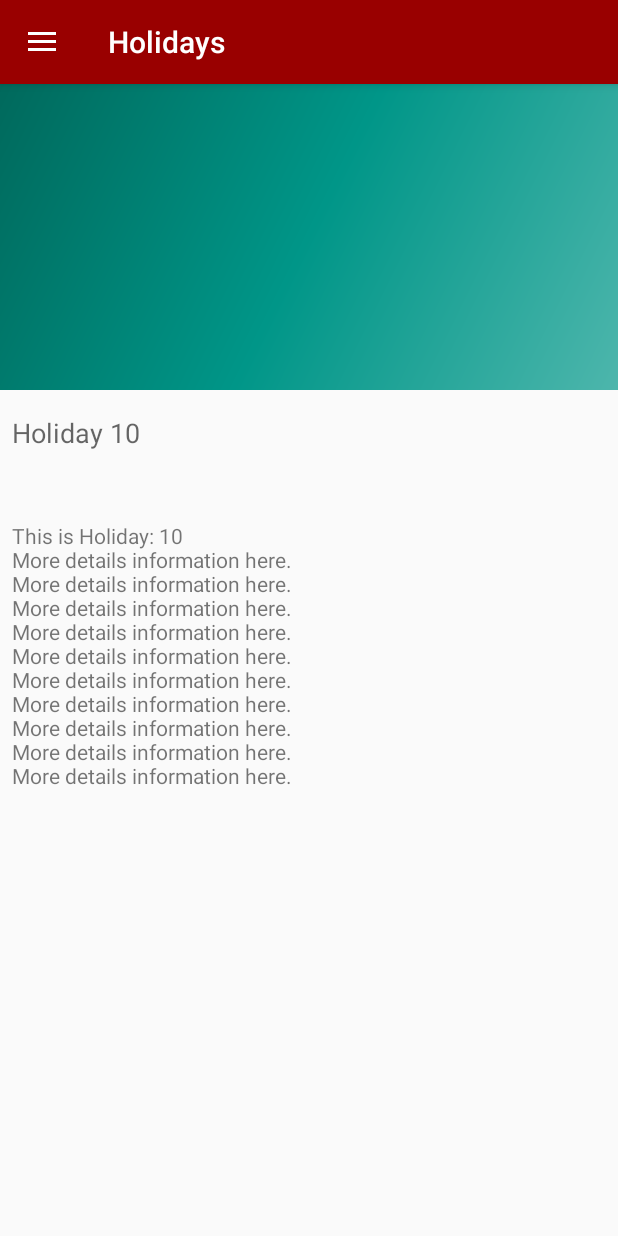
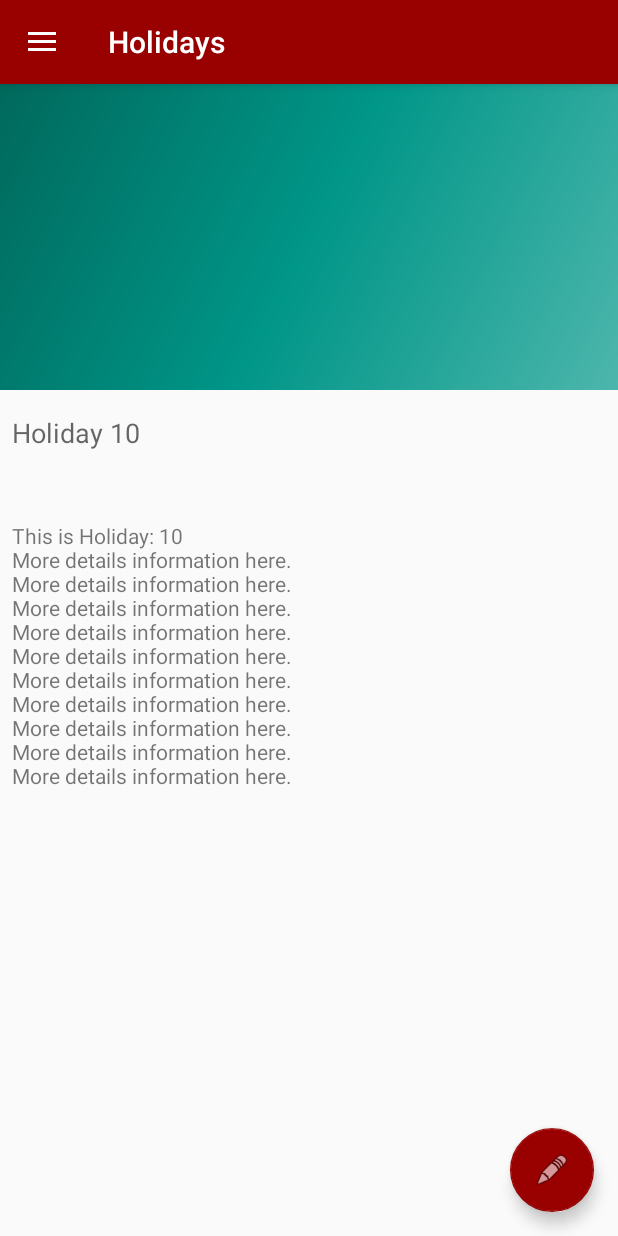
Before and after one commit to geoking/TravelKeeper, an Android app: the HolidaysActivity screen opened directly, with no data from a screen before it, after a tap on "10", on a phone screen of 412 x 824 dp. Run offline under Robolectric (Android 15) with nearby library versions, the phone set to English and light mode, and no system bars.

Commit message:
Added edit button, holiday model

```diff
--- a/app/src/main/java/me/geoking/travelkeeper/HolidaysActivity.java
+++ b/app/src/main/java/me/geoking/travelkeeper/HolidaysActivity.java
@@ -12,10 +12,9 @@ import android.support.v7.app.AppCompatActivity;
 import android.support.v7.widget.Toolbar;
 import android.view.Menu;
 import android.view.MenuItem;
-import android.widget.Toast;
 
-import me.geoking.travelkeeper.Fragments.HolidayDetailsFragment;
-import me.geoking.travelkeeper.Fragments.HolidayFragment;
+import me.geoking.travelkeeper.fragments.HolidayDetailsFragment;
+import me.geoking.travelkeeper.fragments.HolidayFragment;
 import me.geoking.travelkeeper.dummy.DummyContent;
 
 public class HolidaysActivity extends AppCompatActivity implements NavigationView.OnNavigationItemSelectedListener,
@@ -109,7 +108,6 @@ public class HolidaysActivity extends AppCompatActivity implements NavigationVie
 
     @Override
     public void onListFragmentInteraction(DummyContent.DummyItem item) {
-        Toast.makeText(this, "You clicked " + item.toString(), Toast.LENGTH_LONG).show();
         // Create the new fragment,
         HolidayDetailsFragment newFragment = new HolidayDetailsFragment();
         // add an argument specifying the item it should show
--- a/app/src/main/java/me/geoking/travelkeeper/Fragments/HolidayDetailsFragment.java
+++ b/app/src/main/java/me/geoking/travelkeeper/fragments/HolidayDetailsFragment.java
@@ -1,4 +1,4 @@
-package me.geoking.travelkeeper.Fragments;
+package me.geoking.travelkeeper.fragments;
 
 import android.content.Context;
 import android.net.Uri;
--- a/app/src/main/java/me/geoking/travelkeeper/Fragments/HolidayFragment.java
+++ b/app/src/main/java/me/geoking/travelkeeper/fragments/HolidayFragment.java
@@ -1,4 +1,4 @@
-package me.geoking.travelkeeper.Fragments;
+package me.geoking.travelkeeper.fragments;
 
 import android.content.Context;
 import android.os.Bundle;
--- a/app/src/main/java/me/geoking/travelkeeper/Fragments/MyHolidayRecyclerViewAdapter.java
+++ b/app/src/main/java/me/geoking/travelkeeper/fragments/MyHolidayRecyclerViewAdapter.java
@@ -1,4 +1,4 @@
-package me.geoking.travelkeeper.Fragments;
+package me.geoking.travelkeeper.fragments;
 
 import android.support.v7.widget.RecyclerView;
 import android.view.LayoutInflater;
@@ -6,7 +6,7 @@ import android.view.View;
 import android.view.ViewGroup;
 import android.widget.TextView;
 
-import me.geoking.travelkeeper.Fragments.HolidayFragment.OnListFragmentInteractionListener;
+import me.geoking.travelkeeper.fragments.HolidayFragment.OnListFragmentInteractionListener;
 import me.geoking.travelkeeper.R;
 import me.geoking.travelkeeper.dummy.DummyContent.DummyItem;
 
--- a/app/src/main/res/layout/fragment_holiday_details.xml
+++ b/app/src/main/res/layout/fragment_holiday_details.xml
@@ -3,8 +3,16 @@
     xmlns:tools="http://schemas.android.com/tools"
     android:layout_width="match_parent"
     android:layout_height="match_parent"
-    tools:context="me.geoking.travelkeeper.Fragments.HolidayDetailsFragment">
+    tools:context="me.geoking.travelkeeper.fragments.HolidayDetailsFragment">
 
+
+    <android.support.design.widget.FloatingActionButton
+        android:id="@+id/fab_edit"
+        android:layout_width="wrap_content"
+        android:layout_height="wrap_content"
+        android:layout_gravity="bottom|end"
+        android:layout_margin="@dimen/fab_margin"
+        app:srcCompat="@android:drawable/ic_menu_edit" />
     <!-- TODO: Update blank fragment layout -->
 
     <android.support.constraint.ConstraintLayout
@@ -47,6 +55,7 @@
             android:layout_height="204dp"
             android:src="@drawable/side_nav_bar" />
 
+
     </android.support.constraint.ConstraintLayout>
 
 </FrameLayout>
--- a/app/src/main/res/layout/fragment_holiday_list.xml
+++ b/app/src/main/res/layout/fragment_holiday_list.xml
@@ -9,7 +9,9 @@
     android:layout_marginLeft="16dp"
     android:layout_marginRight="16dp"
     app:layoutManager="LinearLayoutManager"
-    tools:context="me.geoking.travelkeeper.Fragments.HolidayFragment"
+    tools:context="me.geoking.travelkeeper.fragments.HolidayFragment"
     tools:listitem="@layout/fragment_holiday" >
 
+
+
 </android.support.v7.widget.RecyclerView>
```
Also changed, not shown: app/src/main/java/me/geoking/travelkeeper/model/Holiday.java (added, +21 -0 lines).
